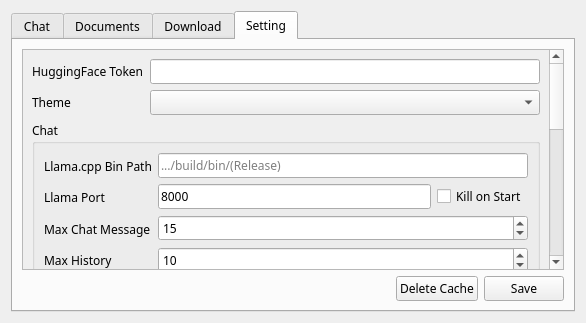
Old version of the form localassistant/qt_gui/ui_file/app.ui in the repository Linos1391/localassistant.
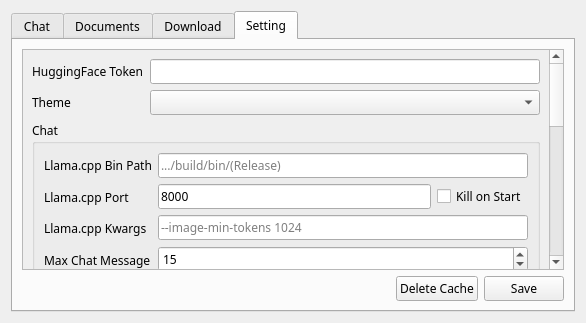
New version of the form. The open tabs and pages were chosen to show the change.

Commit message: feat: Add cli kwargs for llama.cpp

```diff
--- a/localassistant/qt_gui/ui_file/app.ui
+++ b/localassistant/qt_gui/ui_file/app.ui
@@ -412,9 +412,9 @@
           <property name="geometry">
            <rect>
             <x>0</x>
-            <y>0</y>
+            <y>-110</y>
             <width>530</width>
-            <height>681</height>
+            <height>713</height>
            </rect>
           </property>
           <layout class="QVBoxLayout" name="verticalLayout_9">
@@ -475,7 +475,14 @@
                 <item>
                  <widget class="QLabel" name="label_9">
                   <property name="text">
-                   <string>Llama Port</string>
+                   <string>Llama.cpp Port</string>
+                  </property>
+                 </widget>
+                </item>
+                <item>
+                 <widget class="QLabel" name="label_15">
+                  <property name="text">
+                   <string>Llama.cpp Kwargs</string>
                   </property>
                  </widget>
                 </item>
@@ -531,6 +538,13 @@
                   </item>
                  </layout>
                 </item>
+                <item>
+                 <widget class="QLineEdit" name="settingLlamaKwargs">
+                  <property name="placeholderText">
+                   <string>--image-min-tokens 1024</string>
+                  </property>
+                 </widget>
+                </item>
                 <item>
                  <widget class="QSpinBox" name="settingMaxChatMessage">
                   <property name="minimum">
```
The commit also changes 4 other files.
